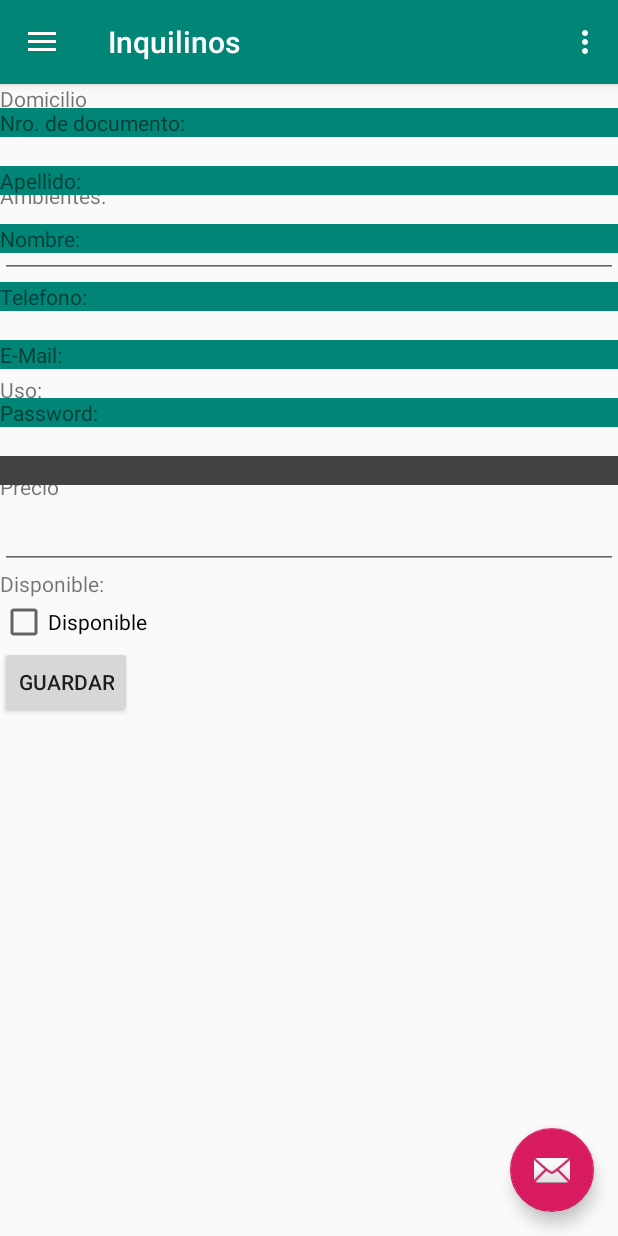
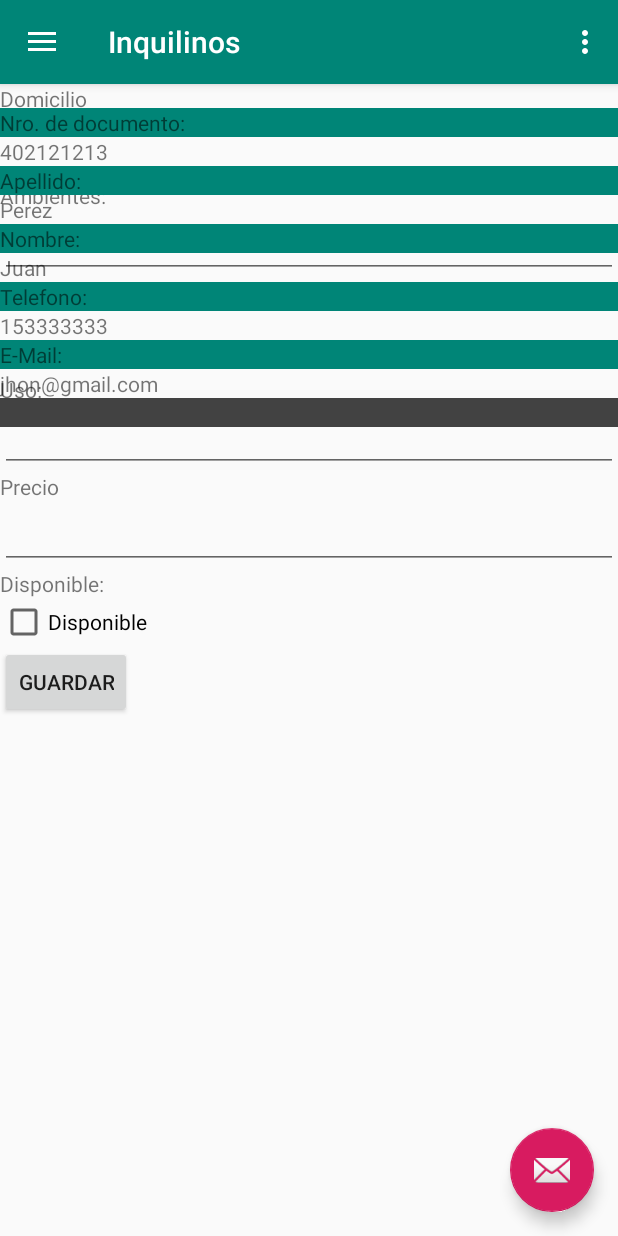
Before and after one commit to LucasChiurazzi/Inmbiliaria, an Android app: the fragment PropiedadFragment placed in its activity, in the side drawer, after a tap on "Inquilinos", on a phone screen of 412 x 824 dp. Run offline under Robolectric (Android 15) with nearby library versions, the phone set to English and light mode, and no system bars; our stand-ins replace navigation-ui; 11 statements that could not run were skipped.

Commit message:
Cargando un poco de datos

```diff
--- a/app/src/main/java/com/mobile/inmbiliaria/PropiedadFragment.java
+++ b/app/src/main/java/com/mobile/inmbiliaria/PropiedadFragment.java
@@ -85,22 +85,33 @@ public class PropiedadFragment extends Fragment  {
         EditText editTextDomiclio= root.findViewById(R.id.editTextDomicilio);
         editTextDomiclio.setText(getArguments().getString("domicilio"));
         editTextDomiclio.setInputType(InputType.TYPE_NULL);
+        editTextDomiclio.setFocusable(false);
+        editTextDomiclio.setCursorVisible(false);
+
 
         EditText editTextAmbientes= root.findViewById(R.id.editTextAmbientes);
         editTextAmbientes.setText(getArguments().getString("ambientes"));
         editTextAmbientes.setInputType(InputType.TYPE_NULL);
+        editTextAmbientes.setFocusable(false);
+        editTextAmbientes.setCursorVisible(false);
 
         EditText editTextTipo= root.findViewById(R.id.editTextTipo);
         editTextTipo.setText(getArguments().getString("tipo"));
         editTextTipo.setInputType(InputType.TYPE_NULL);
+        editTextTipo.setFocusable(false);
+        editTextTipo.setCursorVisible(false);
 
         EditText editTextUso= root.findViewById(R.id.editTextUso);
         editTextUso.setText(getArguments().getString("uso"));
         editTextUso.setInputType(InputType.TYPE_NULL);
+        editTextUso.setFocusable(false);
+        editTextUso.setCursorVisible(false);
 
         EditText editTextPrecio= root.findViewById(R.id.editTextPrecio);
         editTextPrecio.setText(getArguments().getString("precio"));
         editTextPrecio.setInputType(InputType.TYPE_NULL);
+        editTextPrecio.setFocusable(false);
+        editTextPrecio.setCursorVisible(false);
 
         CheckBox checkBox=root.findViewById(R.id.checkBoxDisponible);
         checkBox.setChecked(getArguments().getBoolean("disponible"));
--- a/app/src/main/res/layout/fragment_inquilinos.xml
+++ b/app/src/main/res/layout/fragment_inquilinos.xml
@@ -23,7 +23,8 @@
         android:layout_width="match_parent"
         android:layout_height="wrap_content"
         android:ems="10"
-        app:layout_constraintTop_toBottomOf="@+id/textView5"
+        android:text="402121213"
+         app:layout_constraintTop_toBottomOf="@+id/textView5"
         tools:layout_editor_absoluteX="0dp" />
 
     <TextView
@@ -40,6 +41,7 @@
         android:layout_width="match_parent"
         android:layout_height="wrap_content"
         android:ems="10"
+        android:text="Perez"
         app:layout_constraintTop_toBottomOf="@+id/textView7"
         tools:layout_editor_absoluteX="0dp" />
 
@@ -57,6 +59,7 @@
         android:layout_width="match_parent"
         android:layout_height="wrap_content"
         android:ems="10"
+        android:text="Juan"
         app:layout_constraintTop_toBottomOf="@+id/textView9"
         tools:layout_editor_absoluteX="-16dp" />
 
@@ -74,6 +77,7 @@
         android:layout_width="match_parent"
         android:layout_height="wrap_content"
         android:ems="10"
+        android:text="153333333"
         app:layout_constraintTop_toBottomOf="@+id/textView10"
         tools:layout_editor_absoluteX="0dp" />
 
@@ -91,25 +95,10 @@
         android:layout_width="match_parent"
         android:layout_height="wrap_content"
         android:ems="10"
+        android:text="jhon@gmail.com"
         app:layout_constraintTop_toBottomOf="@+id/textView12"
         tools:layout_editor_absoluteX="0dp" />
 
-    <TextView
-        android:id="@+id/textViewPass"
-        android:layout_width="match_parent"
-        android:layout_height="wrap_content"
-        android:ems="10"
-        app:layout_constraintTop_toBottomOf="@+id/textView14"
-        tools:layout_editor_absoluteX="-16dp" />
-
-    <TextView
-        android:id="@+id/textView14"
-        android:layout_width="match_parent"
-        android:layout_height="wrap_content"
-        android:background="@color/colorPrimary"
-        android:text="Password:"
-        app:layout_constraintTop_toBottomOf="@+id/textViewMail"
-        tools:layout_editor_absoluteX="0dp" />
 
     <TextView
         android:id="@+id/textView"
@@ -117,7 +106,7 @@
         android:layout_height="wrap_content"
         android:background="@color/cardview_dark_background"
         android:text=""
-        app:layout_constraintTop_toBottomOf="@+id/textViewPass"
+        app:layout_constraintTop_toBottomOf="@+id/textViewMail"
         tools:layout_editor_absoluteX="176dp" />
 
 
--- a/app/src/main/res/layout/fragment_perfil.xml
+++ b/app/src/main/res/layout/fragment_perfil.xml
@@ -1,4 +1,9 @@
 <?xml version="1.0" encoding="utf-8"?>
+<ScrollView xmlns:android="http://schemas.android.com/apk/res/android"
+    android:layout_width="match_parent"
+    android:layout_height="match_parent"
+    android:fillViewport="true">
+
 <androidx.constraintlayout.widget.ConstraintLayout xmlns:android="http://schemas.android.com/apk/res/android"
     xmlns:app="http://schemas.android.com/apk/res-auto"
     xmlns:tools="http://schemas.android.com/tools"
@@ -220,3 +225,4 @@
 
 
 </androidx.constraintlayout.widget.ConstraintLayout>
+</ScrollView>
```
